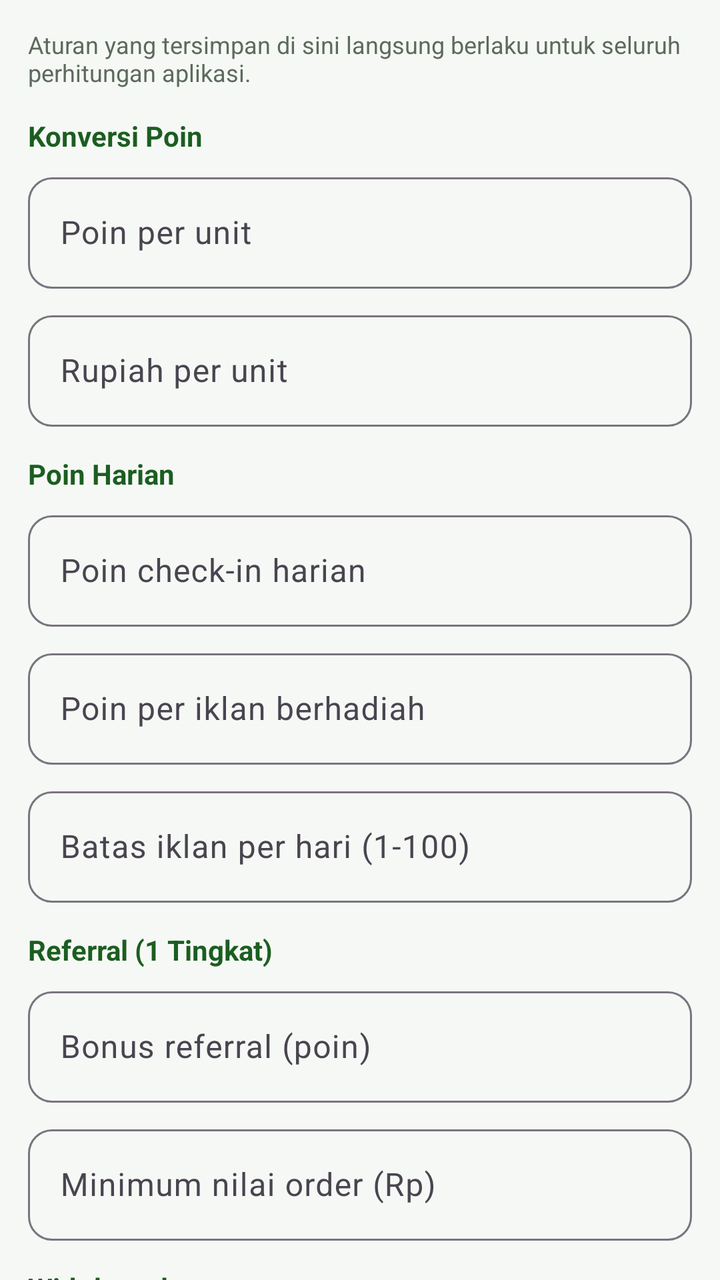
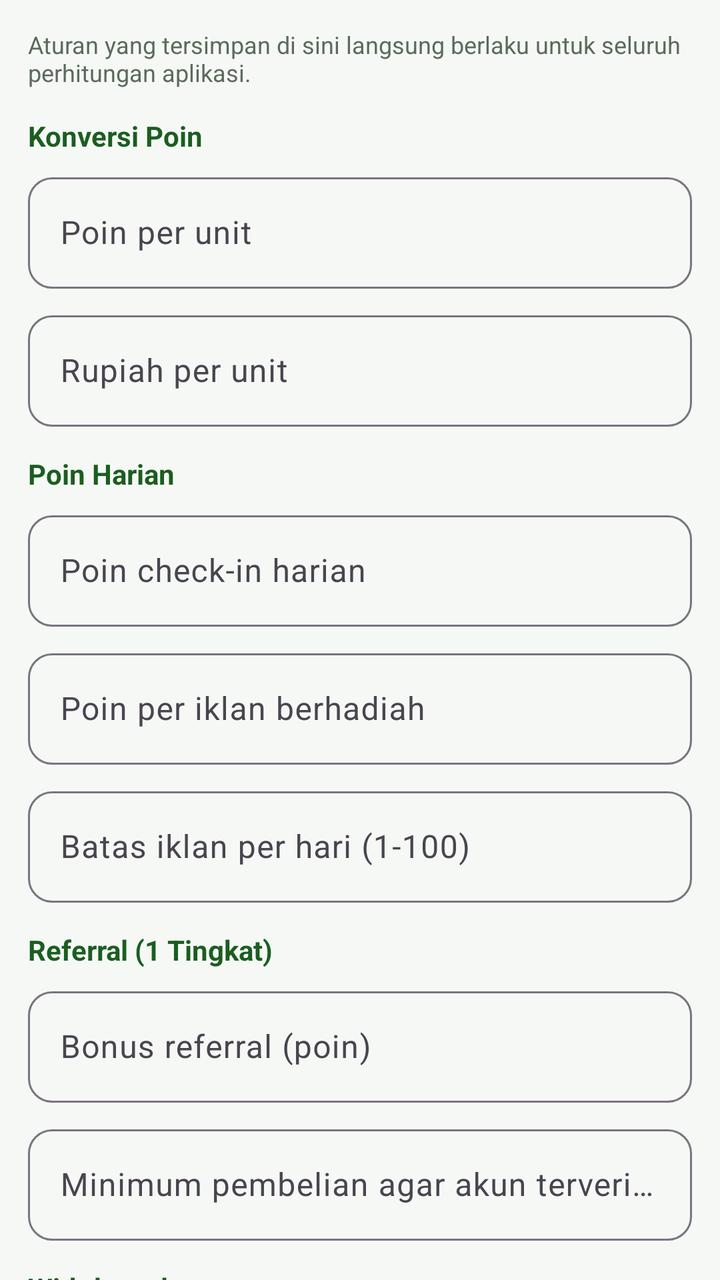

An Android layout rendered at two revisions. The XML below is the earlier revision; the diff shows what the commit changed to produce the second picture.
<!-- AndroidManifest.xml: application theme Theme.Herbalindo -->
<!-- res/layout/section_settings.xml -->
<?xml version="1.0" encoding="utf-8"?>
<androidx.core.widget.NestedScrollView xmlns:android="http://schemas.android.com/apk/res/android"
    android:layout_width="match_parent"
    android:layout_height="match_parent"
    android:background="@color/bg"
    android:fillViewport="true"
    xmlns:app="http://schemas.android.com/apk/res-auto">

    <LinearLayout
        android:layout_width="match_parent"
        android:layout_height="wrap_content"
        android:orientation="vertical"
        android:padding="14dp">

        <TextView
            android:layout_width="match_parent"
            android:layout_height="wrap_content"
            android:text="Aturan yang tersimpan di sini langsung berlaku untuk seluruh perhitungan aplikasi."
            android:textColor="@color/text_secondary"
            android:textSize="12sp" />

        <TextView android:layout_width="match_parent" android:layout_height="wrap_content" android:layout_marginTop="14dp" android:text="Konversi Poin" android:textColor="@color/brand_green_dark" android:textStyle="bold" />

        <com.google.android.material.textfield.TextInputLayout style="@style/Widget.Herbalindo.Input" android:layout_width="match_parent" android:layout_height="wrap_content" android:layout_marginTop="6dp" android:hint="Poin per unit">
            <com.google.android.material.textfield.TextInputEditText android:id="@+id/set_points_unit" android:layout_width="match_parent" android:layout_height="wrap_content" android:inputType="number" />
        </com.google.android.material.textfield.TextInputLayout>

        <com.google.android.material.textfield.TextInputLayout style="@style/Widget.Herbalindo.Input" android:layout_width="match_parent" android:layout_height="wrap_content" android:layout_marginTop="8dp" android:hint="Rupiah per unit">
            <com.google.android.material.textfield.TextInputEditText android:id="@+id/set_rupiah_unit" android:layout_width="match_parent" android:layout_height="wrap_content" android:inputType="number" />
        </com.google.android.material.textfield.TextInputLayout>

        <TextView android:layout_width="match_parent" android:layout_height="wrap_content" android:layout_marginTop="14dp" android:text="Poin Harian" android:textColor="@color/brand_green_dark" android:textStyle="bold" />

        <com.google.android.material.textfield.TextInputLayout style="@style/Widget.Herbalindo.Input" android:layout_width="match_parent" android:layout_height="wrap_content" android:layout_marginTop="6dp" android:hint="Poin check-in harian">
            <com.google.android.material.textfield.TextInputEditText android:id="@+id/set_checkin" android:layout_width="match_parent" android:layout_height="wrap_content" android:inputType="number" />
        </com.google.android.material.textfield.TextInputLayout>

        <com.google.android.material.textfield.TextInputLayout style="@style/Widget.Herbalindo.Input" android:layout_width="match_parent" android:layout_height="wrap_content" android:layout_marginTop="8dp" android:hint="Poin per iklan berhadiah">
            <com.google.android.material.textfield.TextInputEditText android:id="@+id/set_ad_points" android:layout_width="match_parent" android:layout_height="wrap_content" android:inputType="number" />
        </com.google.android.material.textfield.TextInputLayout>

        <com.google.android.material.textfield.TextInputLayout style="@style/Widget.Herbalindo.Input" android:layout_width="match_parent" android:layout_height="wrap_content" android:layout_marginTop="8dp" android:hint="Batas iklan per hari (1-100)">
            <com.google.android.material.textfield.TextInputEditText android:id="@+id/set_ad_max" android:layout_width="match_parent" android:layout_height="wrap_content" android:inputType="number" />
        </com.google.android.material.textfield.TextInputLayout>

        <TextView android:layout_width="match_parent" android:layout_height="wrap_content" android:layout_marginTop="14dp" android:text="Referral (1 Tingkat)" android:textColor="@color/brand_green_dark" android:textStyle="bold" />

        <com.google.android.material.textfield.TextInputLayout style="@style/Widget.Herbalindo.Input" android:layout_width="match_parent" android:layout_height="wrap_content" android:layout_marginTop="6dp" android:hint="Bonus referral (poin)">
            <com.google.android.material.textfield.TextInputEditText android:id="@+id/set_ref_bonus" android:layout_width="match_parent" android:layout_height="wrap_content" android:inputType="number" />
        </com.google.android.material.textfield.TextInputLayout>

        <com.google.android.material.textfield.TextInputLayout style="@style/Widget.Herbalindo.Input" android:layout_width="match_parent" android:layout_height="wrap_content" android:layout_marginTop="8dp" android:hint="Minimum nilai order (Rp)">
            <com.google.android.material.textfield.TextInputEditText android:id="@+id/set_ref_min" android:layout_width="match_parent" android:layout_height="wrap_content" android:inputType="number" />
        </com.google.android.material.textfield.TextInputLayout>

        <TextView android:layout_width="match_parent" android:layout_height="wrap_content" android:layout_marginTop="14dp" android:text="Withdrawal" android:textColor="@color/brand_green_dark" android:textStyle="bold" />

        <com.google.android.material.textfield.TextInputLayout style="@style/Widget.Herbalindo.Input" android:layout_width="match_parent" android:layout_height="wrap_content" android:layout_marginTop="6dp" android:hint="Minimum saldo Rp (maks 50000; BCA selalu 50000)">
            <com.google.android.material.textfield.TextInputEditText android:id="@+id/set_min_wd" android:layout_width="match_parent" android:layout_height="wrap_content" android:inputType="number" />
        </com.google.android.material.textfield.TextInputLayout>

        <com.google.android.material.textfield.TextInputLayout style="@style/Widget.Herbalindo.Input" android:layout_width="match_parent" android:layout_height="wrap_content" android:layout_marginTop="8dp" android:hint="Maksimum pengajuan per hari">
            <com.google.android.material.textfield.TextInputEditText android:id="@+id/set_max_wd" android:layout_width="match_parent" android:layout_height="wrap_content" android:inputType="number" />
        </com.google.android.material.textfield.TextInputLayout>

        <Switch
            android:id="@+id/set_require_ads"
            android:layout_width="match_parent"
            android:layout_height="wrap_content"
            android:layout_marginTop="8dp"
            android:text="Wajib menonton iklan harian sebelum withdrawal" />

        <TextView android:layout_width="match_parent" android:layout_height="wrap_content" android:layout_marginTop="14dp" android:text="Pengiriman &amp; Pembelian" android:textColor="@color/brand_green_dark" android:textStyle="bold" />

        <com.google.android.material.textfield.TextInputLayout style="@style/Widget.Herbalindo.Input" android:layout_width="match_parent" android:layout_height="wrap_content" android:layout_marginTop="6dp" android:hint="Ongkir tetap (Rp)">
            <com.google.android.material.textfield.TextInputEditText android:id="@+id/set_shipping" android:layout_width="match_parent" android:layout_height="wrap_content" android:inputType="number" />
        </com.google.android.material.textfield.TextInputLayout>

        <com.google.android.material.textfield.TextInputLayout style="@style/Widget.Herbalindo.Input" android:layout_width="match_parent" android:layout_height="wrap_content" android:layout_marginTop="8dp" android:hint="Gratis ongkir mulai (Rp, 0 = nonaktif)">
            <com.google.android.material.textfield.TextInputEditText android:id="@+id/set_free_shipping" android:layout_width="match_parent" android:layout_height="wrap_content" android:inputType="number" />
        </com.google.android.material.textfield.TextInputLayout>

        <Switch
            android:id="@+id/set_purchase_points"
            android:layout_width="match_parent"
            android:layout_height="wrap_content"
            android:layout_marginTop="8dp"
            android:text="Poin diberikan untuk pembelian produk" />

        <Switch
            android:id="@+id/set_admob"
            android:layout_width="match_parent"
            android:layout_height="wrap_content"
            android:layout_marginTop="4dp"
            android:text="Tampilkan iklan banner AdMob" />

        <TextView android:layout_width="match_parent" android:layout_height="wrap_content" android:layout_marginTop="14dp" android:text="Grup WhatsApp" android:textColor="@color/brand_green_dark" android:textStyle="bold" />

        <TextView
            android:layout_width="match_parent"
            android:layout_height="wrap_content"
            android:layout_marginTop="4dp"
            android:text="Popup ajakan bergabung tampil setiap aplikasi dibuka. Ubah tautannya di sini bila grup berganti."
            android:textColor="@color/text_secondary"
            android:textSize="12sp" />

        <com.google.android.material.textfield.TextInputLayout style="@style/Widget.Herbalindo.Input" android:layout_width="match_parent" android:layout_height="wrap_content" android:layout_marginTop="6dp" android:hint="@string/wa_setting_label">
            <com.google.android.material.textfield.TextInputEditText
                android:id="@+id/set_wa_url"
                android:layout_width="match_parent"
                android:layout_height="wrap_content"
                android:hint="@string/wa_setting_hint"
                android:inputType="textUri"
                android:maxLines="1" />
        </com.google.android.material.textfield.TextInputLayout>

        <Switch
            android:id="@+id/set_wa_popup"
            android:layout_width="match_parent"
            android:layout_height="wrap_content"
            android:layout_marginTop="8dp"
            android:text="@string/wa_popup_label" />

        <Button
            android:id="@+id/set_wa_test"
            style="@style/Widget.Herbalindo.Button.Outlined"
            android:layout_width="match_parent"
            android:layout_height="wrap_content"
            android:layout_marginTop="8dp"
            android:text="Pratinjau Popup WhatsApp" />

        <Button
            android:id="@+id/set_save"
            style="@style/Widget.Herbalindo.Button"
            android:layout_width="match_parent"
            android:layout_height="wrap_content"
            android:layout_marginTop="16dp"
            android:text="@string/save"
    app:icon="@drawable/ic_save" />

        <Button
            android:id="@+id/set_reset"
            style="@style/Widget.Herbalindo.Button.Outlined"
            android:layout_width="match_parent"
            android:layout_height="wrap_content"
            android:layout_marginTop="8dp"
            android:text="Kembalikan Default"
    app:icon="@drawable/ic_restore" />

        <TextView
            android:layout_width="match_parent"
            android:layout_height="wrap_content"
            android:layout_marginTop="12dp"
            android:paddingBottom="16dp"
            android:text="Setiap perubahan pengaturan dicatat pada audit log beserta nilai lamanya."
            android:textColor="@color/text_secondary"
            android:textSize="11sp" />
    </LinearLayout>
</androidx.core.widget.NestedScrollView>
<!-- resources referenced by this layout -->
<resources>
  <color name="bg">#F6F8F6</color>
  <color name="brand_green_dark">#1B5E20</color>
  <color name="text_secondary">#5C6B5C</color>
  <!-- drawable ic_restore (drawable) -->
  <?xml version="1.0" encoding="utf-8"?>
  <vector xmlns:android="http://schemas.android.com/apk/res/android"
      android:width="24dp"
      android:height="24dp"
      android:viewportWidth="24"
      android:viewportHeight="24">
      <path
          android:fillColor="#FF000000"
          android:pathData="M12,5V1L7,6l5,5V7c3.31,0 6,2.69 6,6s-2.69,6 -6,6 -6,-2.69 -6,-6H4c0,4.42 3.58,8 8,8s8,-3.58 8,-8 -3.58,-8 -8,-8z" />
  </vector>
  <!-- drawable ic_save (drawable) -->
  <?xml version="1.0" encoding="utf-8"?>
  <vector xmlns:android="http://schemas.android.com/apk/res/android"
      android:width="24dp"
      android:height="24dp"
      android:viewportWidth="24"
      android:viewportHeight="24">
      <path
          android:fillColor="#FF000000"
          android:pathData="M17,3H5c-1.11,0 -2,0.9 -2,2v14c0,1.1 0.89,2 2,2h14c1.1,0 2,-0.9 2,-2V7l-4,-4zM12,19c-1.66,0 -3,-1.34 -3,-3s1.34,-3 3,-3 3,1.34 3,3 -1.34,3 -3,3zM15,9H5V5h10v4z" />
  </vector>
  <string name="save">Simpan</string>
  <string name="wa_popup_label">Tampilkan popup WhatsApp saat aplikasi dibuka</string>
  <string name="wa_setting_hint">https://chat.whatsapp.com/…</string>
  <string name="wa_setting_label">Tautan Grup WhatsApp</string>
  <style name="Widget.Herbalindo.Button" parent="Widget.Material3.Button">
          <item name="android:textAllCaps">false</item>
          <item name="android:minHeight">48dp</item>
          <item name="cornerRadius">12dp</item>
      </style>
  <style name="Widget.Herbalindo.Button.Outlined" parent="Widget.Material3.Button.OutlinedButton">
          <item name="android:textAllCaps">false</item>
          <item name="android:minHeight">48dp</item>
          <item name="cornerRadius">12dp</item>
      </style>
  <style name="Widget.Herbalindo.Input" parent="Widget.Material3.TextInputLayout.OutlinedBox">
          <item name="boxCornerRadiusTopStart">12dp</item>
          <item name="boxCornerRadiusTopEnd">12dp</item>
          <item name="boxCornerRadiusBottomStart">12dp</item>
          <item name="boxCornerRadiusBottomEnd">12dp</item>
      </style>
  <style name="Theme.Herbalindo" parent="Theme.Material3.Light.NoActionBar">
          <item name="colorPrimary">@color/brand_green</item>
          <item name="colorPrimaryDark">@color/brand_green_dark</item>
          <item name="colorOnPrimary">@color/text_on_brand</item>
          <item name="colorSecondary">@color/brand_accent</item>
          <item name="colorOnSecondary">@color/text_primary</item>
          <item name="colorSurface">@color/surface</item>
          <item name="colorOnSurface">@color/text_primary</item>
          <item name="android:colorBackground">@color/bg</item>
          <item name="android:statusBarColor">@color/brand_green_dark</item>
          <item name="android:navigationBarColor">@color/surface</item>
          <item name="android:windowLightStatusBar" tools:targetApi="m">false</item>
          <item name="android:windowLightNavigationBar" tools:targetApi="o_mr1">false</item>
          <item name="android:windowBackground">@color/bg</item>
      </style>
  <color name="brand_green">#2E7D32</color>
  <color name="text_on_brand">#FFFFFF</color>
  <color name="brand_accent">#F9A825</color>
  <color name="text_primary">#1A241A</color>
  <color name="surface">#FFFFFF</color>
</resources>

<!-- the commit's change to res/layout/section_settings.xml (unified diff, before → after) -->
@@ -49,7 +49,7 @@
             <com.google.android.material.textfield.TextInputEditText android:id="@+id/set_ref_bonus" android:layout_width="match_parent" android:layout_height="wrap_content" android:inputType="number" />
         </com.google.android.material.textfield.TextInputLayout>
 
-        <com.google.android.material.textfield.TextInputLayout style="@style/Widget.Herbalindo.Input" android:layout_width="match_parent" android:layout_height="wrap_content" android:layout_marginTop="8dp" android:hint="Minimum nilai order (Rp)">
+        <com.google.android.material.textfield.TextInputLayout style="@style/Widget.Herbalindo.Input" android:layout_width="match_parent" android:layout_height="wrap_content" android:layout_marginTop="8dp" android:hint="Minimum pembelian agar akun terverifikasi (Rp)">
             <com.google.android.material.textfield.TextInputEditText android:id="@+id/set_ref_min" android:layout_width="match_parent" android:layout_height="wrap_content" android:inputType="number" />
         </com.google.android.material.textfield.TextInputLayout>
 
